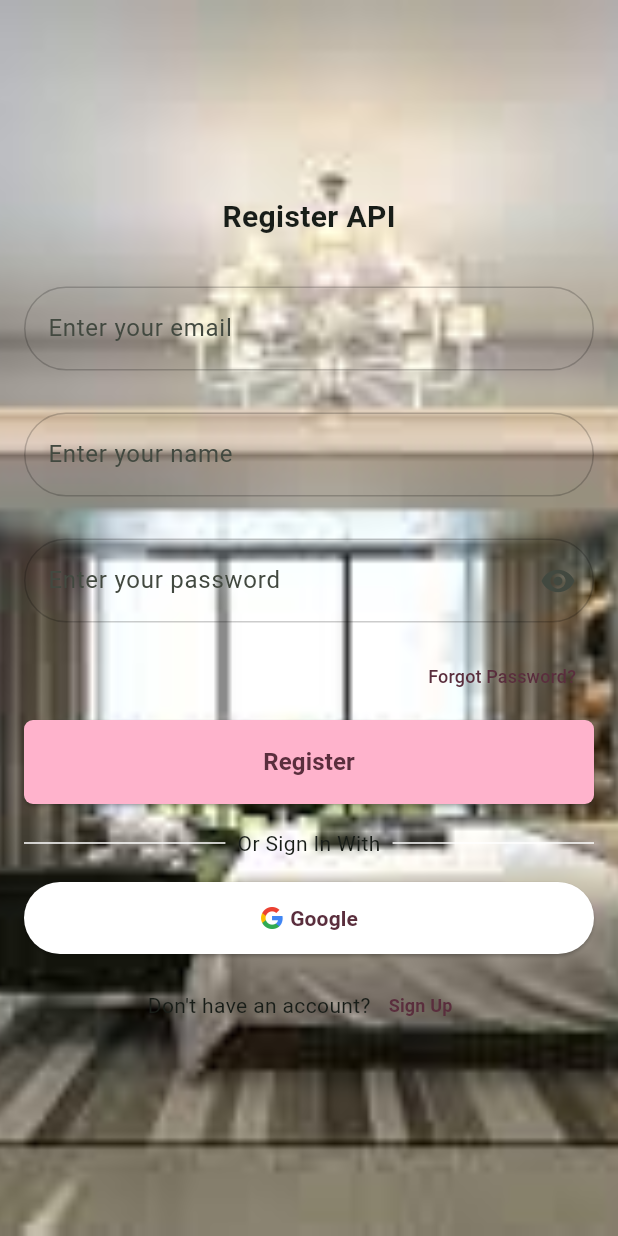
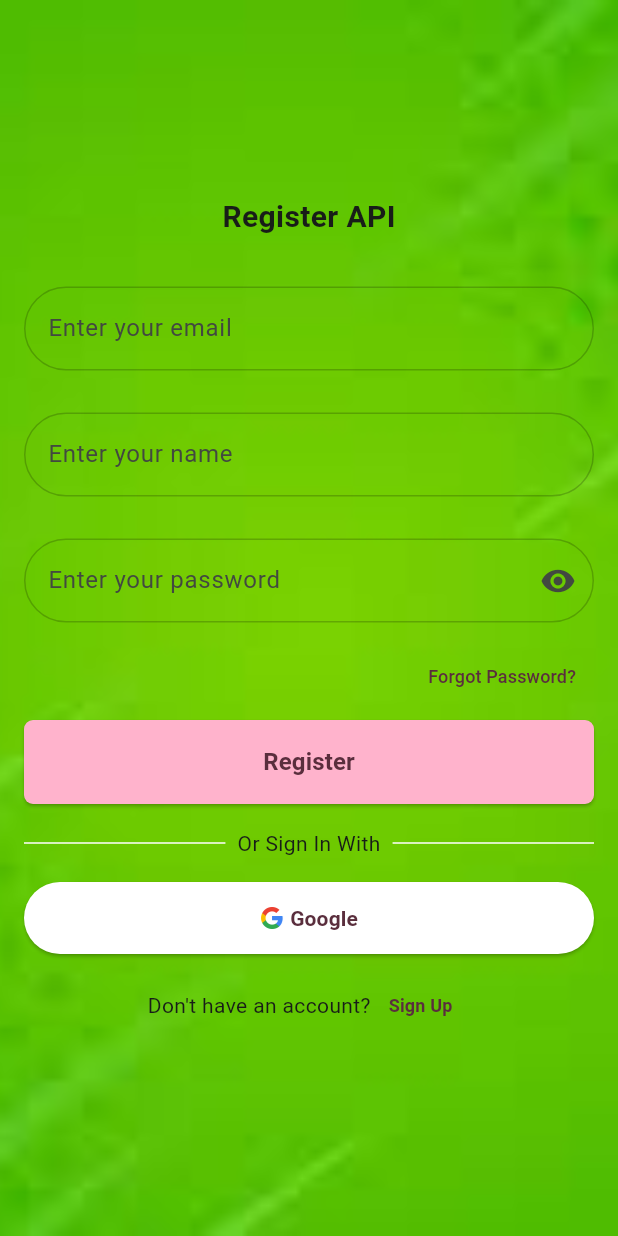
Before and after one commit to Rulli1234/Tugas-Flutter-123456789, a Flutter app: the ApiScreen screen opened by its route, on a phone screen of 412 x 824 dp. Run offline on Flutter 3.47's test engine with Material 3 defaults, Android fonts, the phone set to English and light mode, and no system bars; our stand-ins replace shared_preferences, sqflite; accounts and stored records are empty.

Commit message:
tugas_15

```diff
--- a/lib/tugaas15/view/postapi_screen.dart
+++ b/lib/tugaas15/view/postapi_screen.dart
@@ -248,7 +248,7 @@ class _ApiScreenState extends State<ApiScreen> {
       width: double.infinity,
       decoration: const BoxDecoration(
         image: DecorationImage(
-          image: AssetImage("assets/images/kamarhotel.jpg"),
+          image: AssetImage("assets/images/bankground_hijau.jpg"),
           fit: BoxFit.cover,
         ),
       ),
```
